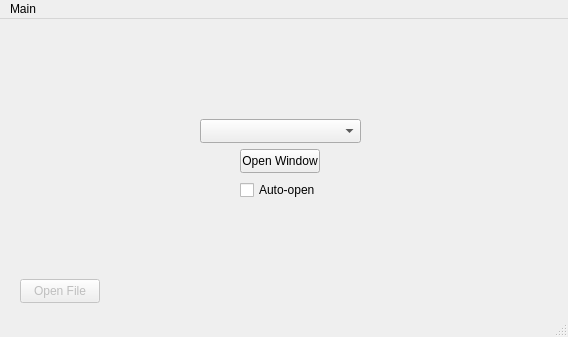
The window that mainwindow.ui (whiskeyAndrew/BaicalGuiServer) describes before a commit, drawn with Qt 5.
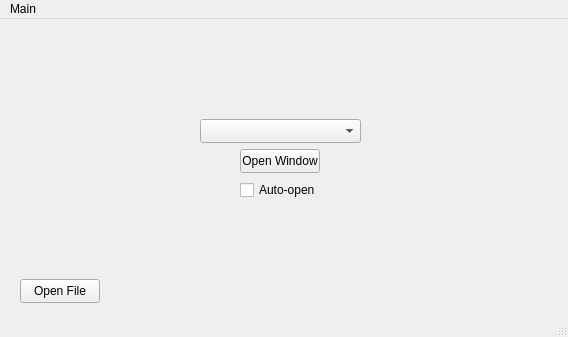
The same window after the commit.

What changed in the file:
```diff
--- a/mainwindow.ui
+++ b/mainwindow.ui
@@ -42,7 +42,7 @@
    </widget>
    <widget class="QPushButton" name="pushButton_2">
     <property name="enabled">
-     <bool>false</bool>
+     <bool>true</bool>
     </property>
     <property name="geometry">
      <rect>
```
Left out of the diff: 2 changed lines with no effect on the pictures.
